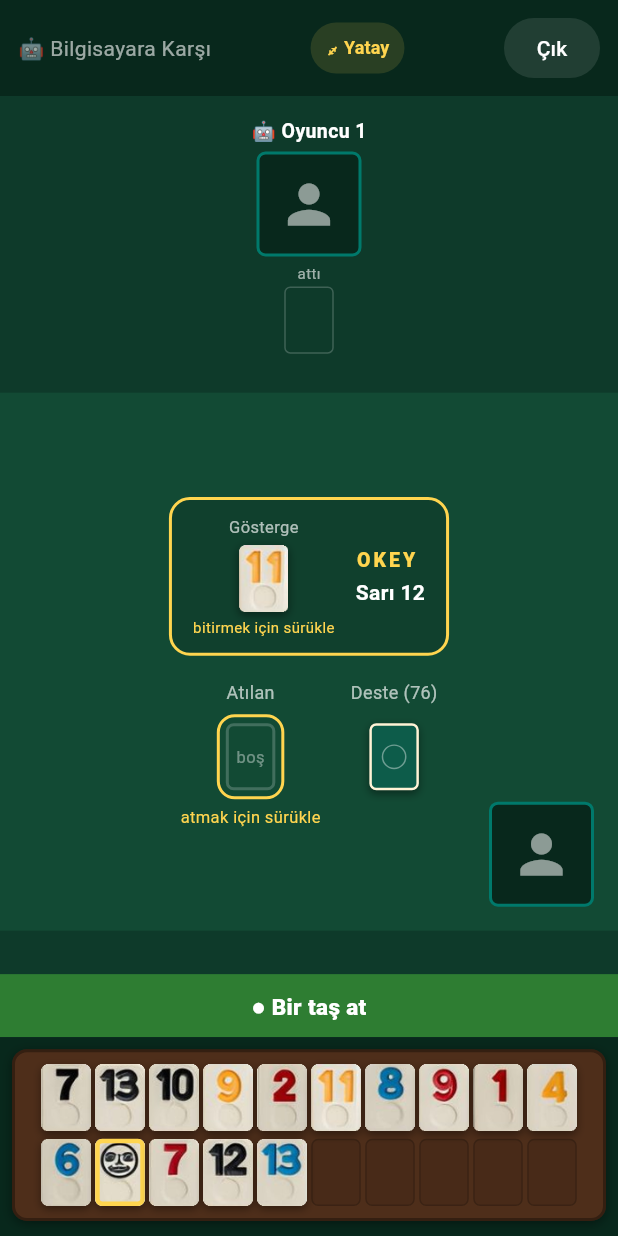
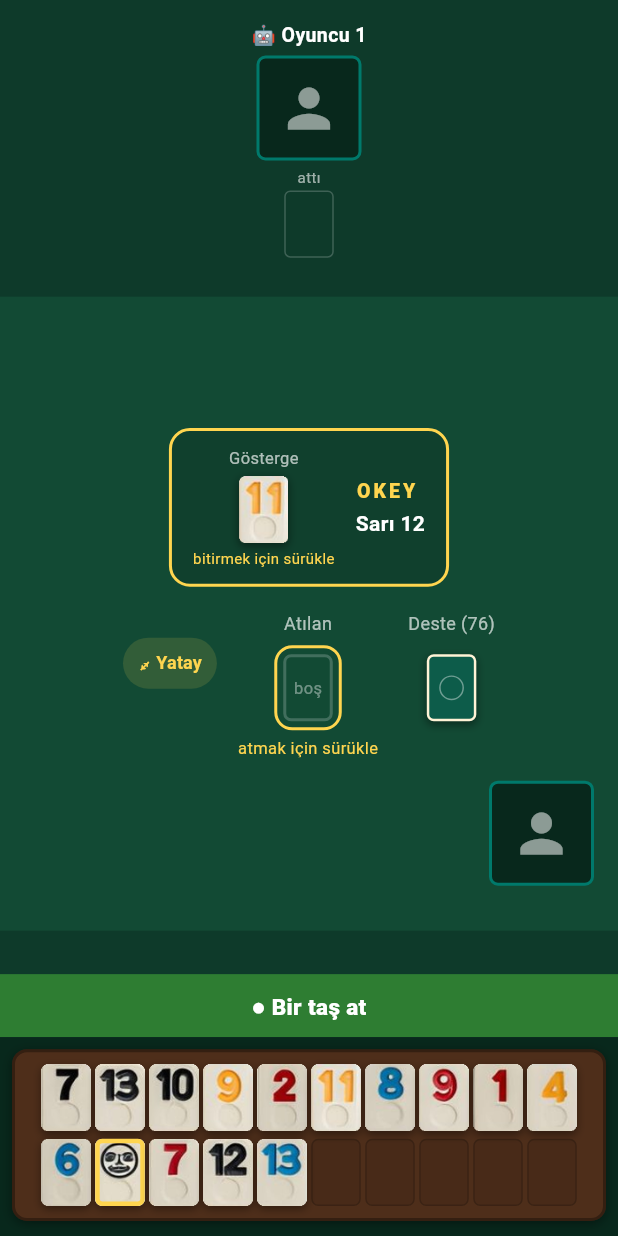
Before and after one commit to lutfuerkul/uno_online, a Flutter app: the OkeyBotScreen screen opened directly, after a tap on an icon or button, on a phone screen of 412 x 824 dp. Run offline on Flutter 3.47's test engine with Material 3 defaults, Android fonts, the phone set to English and light mode, and no system bars; our stand-ins replace cloud_firestore, firebase_core, image_picker, package_info_plus, shared_preferences; accounts and stored records are empty; network calls fail.

Commit message:
Okey: dikeyde de ust cubuk kaldirildi, yon duegmesi 'Attigim'in soluna tasindi
Yatay/dikey gecisinde ıstaka bazen (kullanici yatayken tasi genis
ızgaranin sag ucuna surukleyince) 3 siraya cikabiliyor -- alttaki
paylasilan slot dizisi (_slots) taş sayisindan degil fiili dizi
uzunlugundan satir hesapliyor. Bunu kokten cozmek yerine (online
senkron riskini artirir), dikeydeki ust cubugun (oda adi + Cik)
biraktigi yuksekligi de geri kazandirdik ki 3. sira ekrani bozmasin.
Cikis zaten sistem geri tusuyla calisiyor.

Yon degistirme duegmesi artik masadaki 'Attigim' suetununun solunda.
Masa icerigi (gosterge+atilan+deste) ve kendi fotografim, ust
cubugun bosalttigi alanda daha dengeli dursun diye birlikte 14px
yukari kaydirildi.

Co-Authored-By: Claude <noreply@anthropic.com>
Claude-Session: https://claude.ai/code/session_01GyfxgR9s5GPCGdnYU6EDcs

```diff
--- a/lib/okey/widgets/okey_board_view.dart
+++ b/lib/okey/widgets/okey_board_view.dart
@@ -106,9 +106,13 @@ class _OkeyBoardViewState extends State<OkeyBoardView> {
       );
     }
 
+    // Dikey moddaki üst çubuk da kaldırıldı — yatay/dikey geçişte ıstaka
+    // kimi zaman (kullanıcı yatayken taşları geniş ıstakaya yayınca) 3
+    // sıraya çıkabiliyor; üst çubuğun bıraktığı yükseklik bu durumda
+    // ekranın bozulmamasına yardımcı oluyor. Yön düğmesi artık masadaki
+    // "Attığım" sütununun solunda (bkz. _middle).
     return Column(
       children: [
-        _topBar(),
         _opponentsRow(state),
         Expanded(child: _middle(context, state)),
         _turnBanner(state),
@@ -129,30 +133,6 @@ class _OkeyBoardViewState extends State<OkeyBoardView> {
       ),
       child: Text(_landscape ? '⤢ Dikey' : '⤢ Yatay',
           style: const TextStyle(fontSize: 12, fontWeight: FontWeight.w700)),
-    );
-  }
-
-  Widget _topBar() {
-    return Container(
-      color: OkeyColors.topbar,
-      padding: const EdgeInsets.symmetric(horizontal: 12, vertical: 8),
-      child: Row(
-        mainAxisAlignment: MainAxisAlignment.spaceBetween,
-        children: [
-          Text(widget.roomLabel,
-              style: const TextStyle(color: OkeyColors.muted, fontSize: 14)),
-          _orientationToggleButton(),
-          TextButton(
-            onPressed: widget.onLeave,
-            style: TextButton.styleFrom(
-              backgroundColor: const Color(0x1AFFFFFF),
-              foregroundColor: Colors.white,
-              padding: const EdgeInsets.symmetric(horizontal: 16, vertical: 8),
-            ),
-            child: const Text('Çık', style: TextStyle(fontSize: 14)),
-          ),
-        ],
-      ),
     );
   }
 
@@ -588,7 +568,12 @@ class _OkeyBoardViewState extends State<OkeyBoardView> {
       width: double.infinity,
       child: Stack(
         children: [
-          Center(
+          // Masa içeriği ve fotoğrafım birlikte hafifçe yukarı kaydırıldı
+          // (bkz. aşağıdaki Positioned'daki bottom değeri) — topbar
+          // kaldırıldıktan sonra alanın ortasında daha dengeli duruyor.
+          Transform.translate(
+            offset: const Offset(0, -14),
+            child: Center(
               child: SingleChildScrollView(
                 child: Padding(
                   padding: const EdgeInsets.all(12),
@@ -605,6 +590,13 @@ class _OkeyBoardViewState extends State<OkeyBoardView> {
                           mainAxisAlignment: MainAxisAlignment.center,
                           crossAxisAlignment: CrossAxisAlignment.start,
                           children: [
+                            // Yön değiştirme düğmesi — üst çubuk kaldırıldığı
+                            // için buraya, "Attığım"ın soluna taşındı.
+                            Padding(
+                              padding: const EdgeInsets.only(top: 18),
+                              child: _orientationToggleButton(),
+                            ),
+                            const SizedBox(width: 14),
                             // Kendi en son attığım taş — atılacak taş buraya
                             // sürüklenip bırakılır (normal atış, sıra geçer).
                             _pileColumn(
@@ -651,11 +643,13 @@ class _OkeyBoardViewState extends State<OkeyBoardView> {
                 ),
               ),
             ),
-          // Kendi fotoğrafım — sağ alt köşede, ekranın kenarına ve alttaki
-          // bilgi/sıra banner'ına tam yaslanmadan hafif ayrık.
+          ),
+          // Kendi fotoğrafım — sağ alt köşede, hafifçe yukarı kaydırılmış
+          // (masa içeriğiyle birlikte); ekranın kenarına tam yaslanmadan
+          // ayrık.
           Positioned(
             right: 16,
-            bottom: 16,
+            bottom: 30,
             child: OkeyPhotoFrame(
                 base64Photo: c.opponentPhoto(c.selfId), size: 70),
           ),
```
Lines whose indentation alone changed are shown as unchanged.
